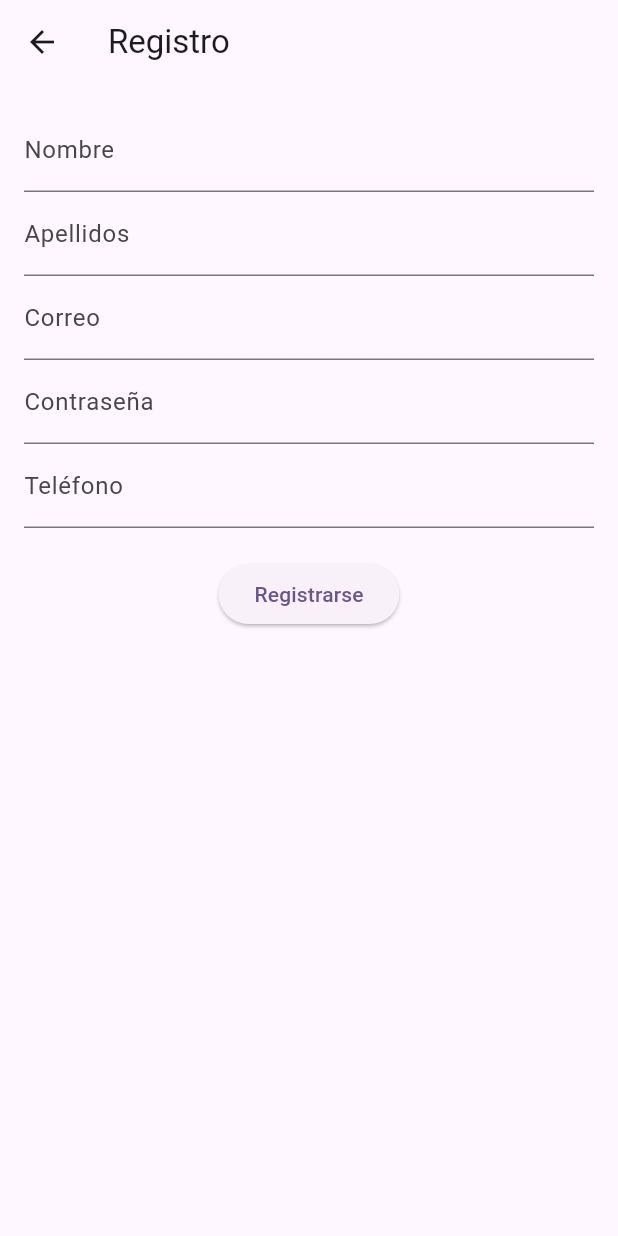
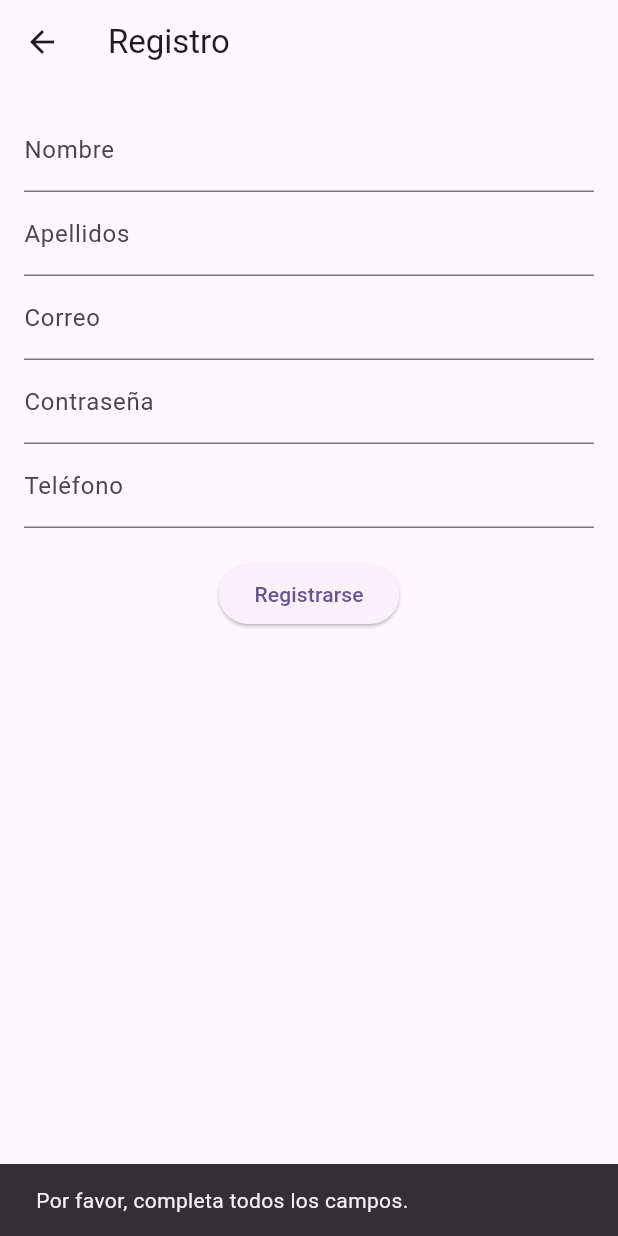
Before and after one commit to UPerezS/Sistema-Rentas, a Flutter app: the RegisterScreen screen opened directly, after a tap on "Registrarse", on a phone screen of 412 x 824 dp. Run offline on Flutter 3.47's test engine with Material 3 defaults, Android fonts, the phone set to English and light mode, and no system bars; our stand-ins replace font_awesome_flutter, image_picker; missing offline and left inert: mysql_client.

Commit message:
Se Envian los Cambios para la Conexión entre Funciones y BD

```diff
--- a/proyecto_live_together/lib/screens/register/resgister.dart
+++ b/proyecto_live_together/lib/screens/register/resgister.dart
@@ -1,4 +1,5 @@
 import 'package:flutter/material.dart';
+import 'package:proyecto_live_together/service/usuario_service.dart';
 
 class RegisterScreen extends StatelessWidget {
   final TextEditingController passwordController = TextEditingController();
@@ -7,7 +8,8 @@ class RegisterScreen extends StatelessWidget {
   final TextEditingController lastNameController = TextEditingController();
   final TextEditingController phoneController = TextEditingController();
 
-  void register(BuildContext context) {
+  // Método para registrar al usuario usando UsuarioService
+  Future<void> register(BuildContext context) async {
     String password = passwordController.text;
     String email = emailController.text;
     String name = nameController.text;
@@ -15,58 +17,77 @@ class RegisterScreen extends StatelessWidget {
     String phone = phoneController.text;
 
     // Validar que todos los campos estén llenos
-    if (name.isNotEmpty &&
-        lastName.isNotEmpty &&
-        email.isNotEmpty &&
-        password.isNotEmpty &&
-        phone.isNotEmpty) {
-      print("Usuario registrado con éxito:");
-      print("Correo: $email");
-      print("Nombre: $name $lastName");
-      print("Teléfono: $phone");
-      Navigator.pop(context); // Regresa a la pantalla de inicio de sesión
-    } else {
-      print("Por favor, completa todos los campos.");
+    if (name.isEmpty ||
+        lastName.isEmpty ||
+        email.isEmpty ||
+        password.isEmpty ||
+        phone.isEmpty) {
+      ScaffoldMessenger.of(context).showSnackBar(
+        SnackBar(content: Text("Por favor, completa todos los campos.")),
+      );
+      return;
+    }
+
+    try {
+      // Llamar al servicio para registrar el usuario
+      await UsuarioService.registrarUsuario(
+        nombre: name,
+        apellidos: lastName,
+        correo: email,
+        contrasena: password,
+        telefono: phone,
+      );
+
+      ScaffoldMessenger.of(context).showSnackBar(
+        SnackBar(content: Text("Usuario registrado con éxito.")),
+      );
+
+      // Regresar a la pantalla de inicio de sesión
+      Navigator.pop(context);
+    } catch (e) {
+      ScaffoldMessenger.of(context).showSnackBar(
+        SnackBar(content: Text("Error al registrar el usuario: $e")),
+      );
     }
   }
 
   @override
   Widget build(BuildContext context) {
     return Scaffold(
-      appBar: AppBar(title: Text('Registro')),
+      appBar: AppBar(title: const Text('Registro')),
       body: Padding(
-        padding: EdgeInsets.all(16.0),
+        padding: const EdgeInsets.all(16.0),
         child: SingleChildScrollView(
           child: Column(
             mainAxisAlignment: MainAxisAlignment.center,
             children: [
               TextFormField(
                 controller: nameController,
-                decoration: InputDecoration(labelText: 'Nombre'),
+                decoration: const InputDecoration(labelText: 'Nombre'),
               ),
               TextFormField(
                 controller: lastNameController,
-                decoration: InputDecoration(labelText: 'Apellidos'),
+                decoration: const InputDecoration(labelText: 'Apellidos'),
               ),
               TextFormField(
                 controller: emailController,
-                decoration: InputDecoration(labelText: 'Correo'),
+                decoration: const InputDecoration(labelText: 'Correo'),
                 keyboardType: TextInputType.emailAddress,
               ),
               TextFormField(
                 controller: passwordController,
-                decoration: InputDecoration(labelText: 'Contraseña'),
+                decoration: const InputDecoration(labelText: 'Contraseña'),
                 obscureText: true,
               ),
               TextFormField(
                 controller: phoneController,
-                decoration: InputDecoration(labelText: 'Teléfono'),
+                decoration: const InputDecoration(labelText: 'Teléfono'),
                 keyboardType: TextInputType.phone,
               ),
-              SizedBox(height: 20),
+              const SizedBox(height: 20),
               ElevatedButton(
                 onPressed: () => register(context),
-                child: Text('Registrarse'),
+                child: const Text('Registrarse'),
               ),
             ],
           ),
--- a/proyecto_live_together/pubspec.yaml
+++ b/proyecto_live_together/pubspec.yaml
@@ -15,6 +15,7 @@ dependencies:
   cupertino_icons: ^1.0.6
   font_awesome_flutter: ^10.1.0
   image_picker: ^1.1.2
+  crypto: ^3.0.0
 
 dev_dependencies:
   flutter_test:
```
Also changed, not shown: proyecto_live_together/lib/screens/login/login.dart (+40 -16 lines), proyecto_live_together/lib/service/usuario_service.dart (added, +79 -0 lines), proyecto_live_together/pubspec.lock.
